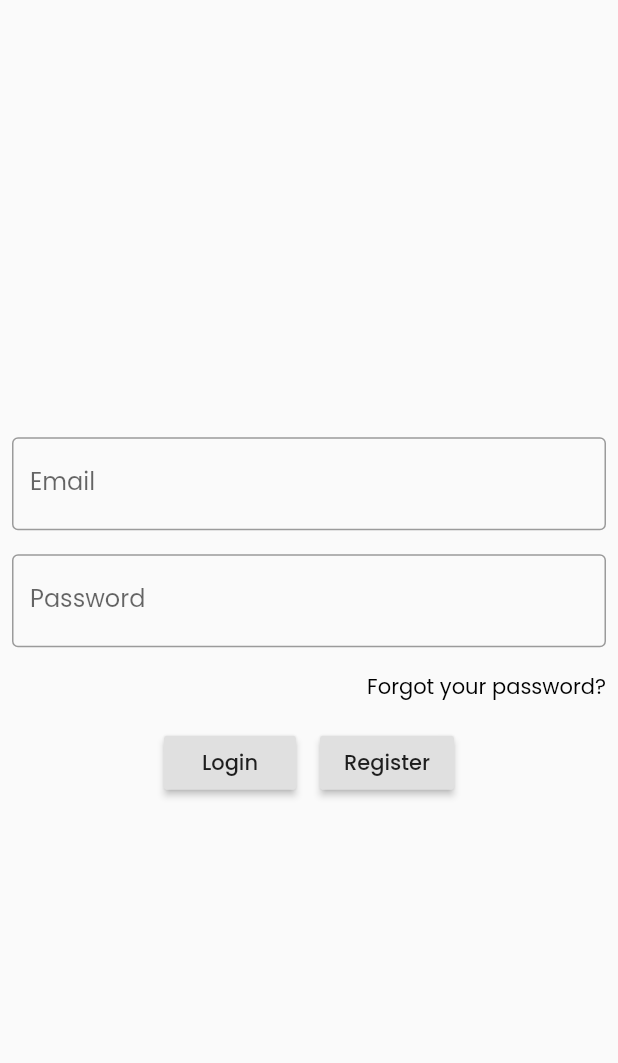
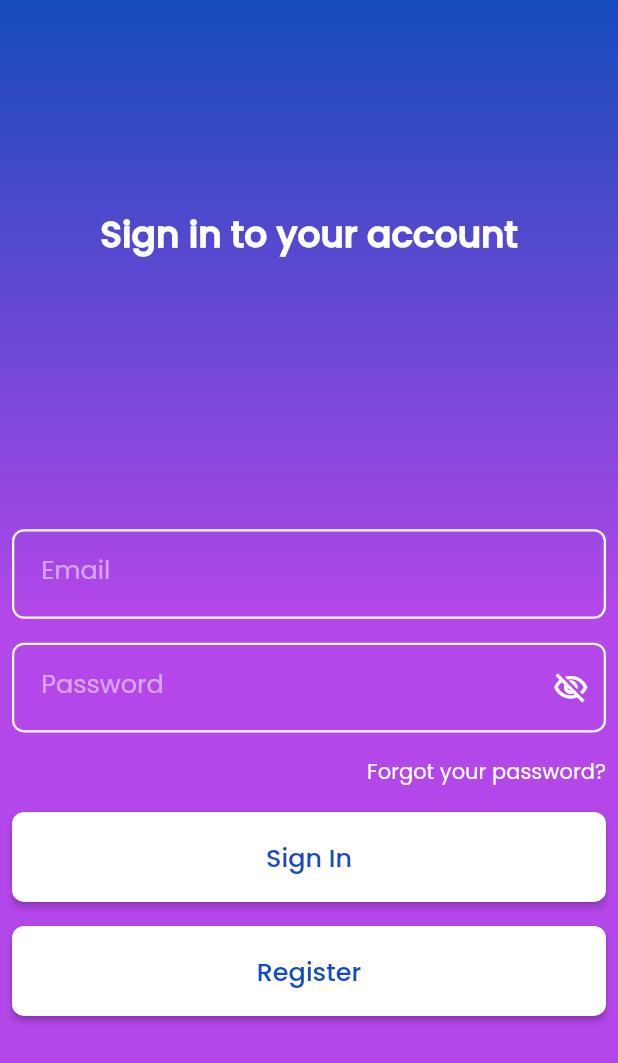
Before and after one commit to madusha98/amr_mobile, a Flutter app: the Login screen opened by its route, on a phone screen of 412 x 824 dp. Shown: the top 1063 px of the screen. Run offline on Flutter 3.47's test engine with Material 2 defaults, Android fonts, the phone set to English and light mode, and no system bars; drawn by our look-alikes of touchable_opacity; our stand-ins replace device_info, firebase_analytics, firebase_messaging, get, get_storage, intro_slider and 1 more; missing offline and left inert: amplify_auth_cognito, amplify_core; accounts and stored records are empty; network calls fail.

Commit message:
Login Page added

```diff
--- a/lib/view/loginView.dart
+++ b/lib/view/loginView.dart
@@ -1,4 +1,6 @@
 import 'package:amr_mobile/routes/pages.dart';
+import 'package:amr_mobile/widgets/roundedRectangleButton.dart';
+import 'package:amr_mobile/widgets/outlineTextField.dart';
 import 'package:flutter/material.dart';
 import 'package:get/get.dart';
 import 'package:amr_mobile/controller/loginController.dart';
@@ -11,27 +13,48 @@ class Login extends GetView<LoginController> {
           FocusScope.of(context).requestFocus(FocusNode());
         },
         child: Scaffold(
-          body: Column(
+          body: SingleChildScrollView(
+            child: Container(
+              constraints: BoxConstraints(minHeight: Get.height),
+              decoration: BoxDecoration(
+                gradient: LinearGradient(
+                  begin: Alignment.topCenter,
+                  end: Alignment(0, 0.0),
+                  colors: [Get.theme.primaryColor, Get.theme.accentColor],
+                  tileMode: TileMode.clamp,
+                ),
+              ),
+              child: Column(
                 mainAxisAlignment: MainAxisAlignment.center,
                 children: [
-              Padding(
-                padding: const EdgeInsets.all(8.0),
-                child: TextField(
-                  onChanged: (text) => controller.email.value = text,
-                  decoration: InputDecoration(
-                    border: OutlineInputBorder(),
-                    labelText: 'Email',
+                  Container(
+                    height: Get.height / 4,
+                    child: Text(
+                      'Sign in to your account',
+                      style: TextStyle(
+                        fontSize: 24,
+                        color: Colors.white,
+                        fontWeight: FontWeight.bold,
                       ),
                     ),
                   ),
                   Padding(
                     padding: const EdgeInsets.all(8.0),
-                child: TextField(
-                  onChanged: (text) => controller.password.value = text,
-                  decoration: InputDecoration(
-                    border: OutlineInputBorder(),
-                    labelText: 'Password',
+                    child: OutLinedTextField(
+                      onChanged: (text) {
+                        controller.email.value = text;
+                      },
+                      label: 'Email',
                     ),
+                  ),
+                  Padding(
+                    padding: const EdgeInsets.all(8.0),
+                    child: OutLinedTextField(
+                      onChanged: (text) {
+                        controller.password.value = text;
+                      },
+                      label: 'Password',
+                      obscureText: true,
                     ),
                   ),
                   Row(
@@ -46,33 +69,30 @@ class Login extends GetView<LoginController> {
                           child: Text(
                             'Forgot your password?',
                             style: TextStyle(
-                          color: Colors.black,
+                              color: Colors.white,
                             ),
                           ),
                         ),
                       )
                     ],
                   ),
-              Row(
-                mainAxisAlignment: MainAxisAlignment.center,
-                children: [
                   Padding(
                     padding: const EdgeInsets.all(8.0),
-                    child: RaisedButton(
-                      child: Text('Login'),
+                    child: RoundedRectangleButton(
+                      label: 'Sign In',
                       onPressed: controller.login,
                     ),
                   ),
                   Padding(
                     padding: const EdgeInsets.all(8.0),
-                    child: RaisedButton(
-                      child: Text('Register'),
+                    child: RoundedRectangleButton(
+                      label: 'Register',
                       onPressed: () => Get.toNamed(Routes.REGISTER),
                     ),
                   ),
                 ],
               ),
-            ],
+            ),
           ),
         ),
       );
```
Lines whose indentation alone changed are shown as unchanged.
